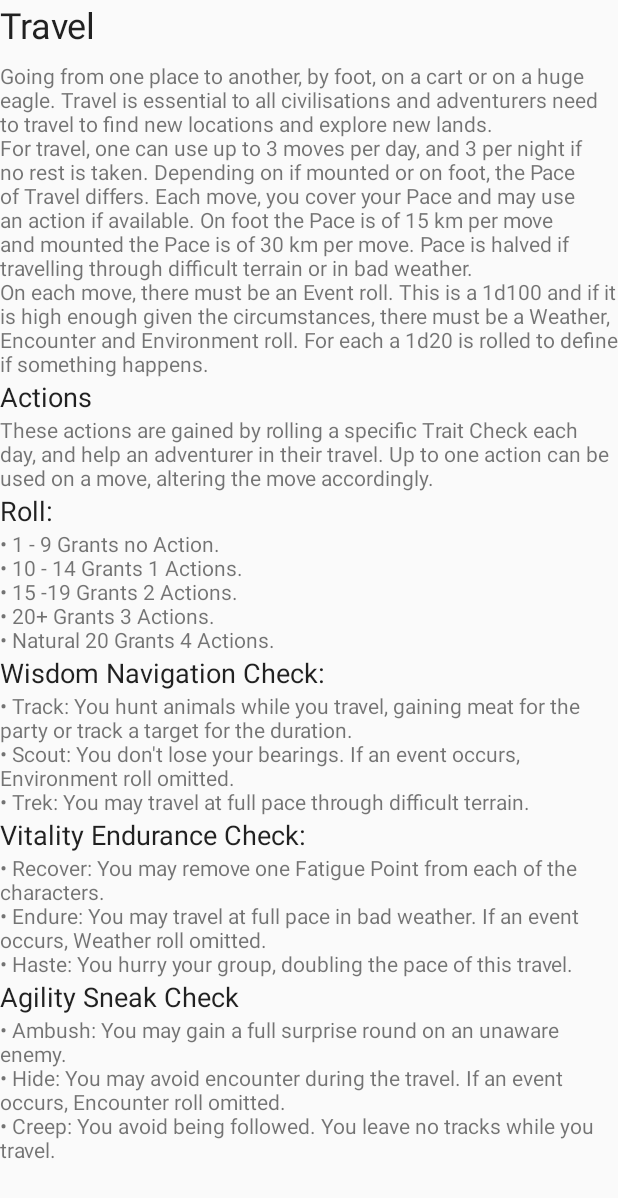
After one commit to FcoAlvarez91/App_Movil_LOT5, an Android app: the fragment StatsRulesFragment shown on its own in the app's theme, on a phone screen of 412 x 824 dp. The commit adds this screen. Shown: the top 1198 px of the screen. Run offline under Robolectric (Android 15) with nearby library versions, the phone set to English and light mode, and no system bars.

```diff
--- a/app/src/main/java/montero/app_movil_lot5/MainActivity.java
+++ b/app/src/main/java/montero/app_movil_lot5/MainActivity.java
@@ -10,6 +10,8 @@ import android.support.v7.app.AppCompatActivity;
 import android.support.v7.widget.Toolbar;
 import android.view.MenuItem;
 
+import java.lang.Character;
+
 import montero.app_movil_lot5.fragments.RollingRulesFragment;
 import montero.app_movil_lot5.fragments.HomeFragment;
 import montero.app_movil_lot5.fragments.TravelRulesFragment;
@@ -17,6 +19,7 @@ import montero.app_movil_lot5.fragments.TravelRulesFragment;
 public class MainActivity extends AppCompatActivity {
 
     private DrawerLayout mDrawerLayout;
+    public Character pc;
 
     @Override
     protected void onCreate(Bundle savedInstanceState) {
--- /dev/null
+++ b/app/src/main/java/montero/app_movil_lot5/fragments/StatsRulesFragment.java
@@ -0,0 +1,31 @@
+package montero.app_movil_lot5.fragments;
+
+
+import android.os.Bundle;
+import android.support.v4.app.Fragment;
+import android.view.LayoutInflater;
+import android.view.View;
+import android.view.ViewGroup;
+
+import montero.app_movil_lot5.R;
+
+
+/**
+ * A simple {@link Fragment} subclass.
+ */
+public class StatsRulesFragment extends Fragment {
+
+
+    public StatsRulesFragment() {
+        // Required empty public constructor
+    }
+
+
+    @Override
+    public View onCreateView(LayoutInflater inflater, ViewGroup container,
+                             Bundle savedInstanceState) {
+        // Inflate the layout for this fragment
+        return inflater.inflate(R.layout.fragment_stats_rules, container, false);
+    }
+
+}
--- /dev/null
+++ b/app/src/main/res/layout/fragment_stats_rules.xml
@@ -0,0 +1,110 @@
+<?xml version="1.0" encoding="utf-8"?>
+<android.support.constraint.ConstraintLayout xmlns:android="http://schemas.android.com/apk/res/android"
+    xmlns:app="http://schemas.android.com/apk/res-auto"
+    xmlns:tools="http://schemas.android.com/tools"
+    android:layout_width="match_parent"
+    android:layout_height="match_parent"
+    tools:context=".fragments.StatsRulesFragment">
+
+    <TextView
+        android:id="@+id/textView5"
+        android:layout_width="match_parent"
+        android:layout_height="wrap_content"
+        android:text="Travel"
+        android:textAppearance="@style/TextAppearance.AppCompat.Headline"
+        app:layout_constraintTop_toTopOf="parent" />
+
+    <ScrollView
+        android:layout_width="match_parent"
+        android:layout_height="0dp"
+        android:layout_marginTop="8dp"
+        app:layout_constraintBottom_toBottomOf="parent"
+        app:layout_constraintEnd_toEndOf="parent"
+        app:layout_constraintStart_toStartOf="parent"
+        app:layout_constraintTop_toBottomOf="@+id/textView5">
+
+        <LinearLayout
+            android:layout_width="match_parent"
+            android:layout_height="wrap_content"
+            android:orientation="vertical">
+
+            <TextView
+                android:id="@+id/textView3"
+                android:layout_width="match_parent"
+                android:layout_height="wrap_content"
+                android:text="@string/Travel_Intro" />
+
+            <TextView
+                android:id="@+id/textView2"
+                android:layout_width="match_parent"
+                android:layout_height="wrap_content"
+                android:text="Actions"
+                android:textAppearance="@style/TextAppearance.AppCompat.Headline"
+                android:textSize="18sp" />
+
+            <TextView
+                android:id="@+id/textView4"
+                android:layout_width="match_parent"
+                android:layout_height="wrap_content"
+                android:text="@string/Actions_Intro" />
+
+            <TextView
+                android:id="@+id/textView6"
+                android:layout_width="match_parent"
+                android:layout_height="wrap_content"
+                android:text="Roll:"
+                android:textAppearance="@style/TextAppearance.AppCompat.Headline"
+                android:textSize="18sp" />
+
+            <TextView
+                android:id="@+id/textView7"
+                android:layout_width="match_parent"
+                android:layout_height="wrap_content"
+                android:text="@string/Roll_Effect" />
+
+            <TextView
+                android:id="@+id/textView8"
+                android:layout_width="match_parent"
+                android:layout_height="wrap_content"
+                android:text="Wisdom Navigation Check:"
+                android:textAppearance="@style/TextAppearance.AppCompat.Headline"
+                android:textSize="18sp" />
+
+            <TextView
+                android:id="@+id/textView9"
+                android:layout_width="match_parent"
+                android:layout_height="wrap_content"
+                android:text="@string/Wis_Nav_Check" />
+
+            <TextView
+                android:id="@+id/textView10"
+                android:layout_width="match_parent"
+                android:layout_height="wrap_content"
+                android:text="Vitality Endurance Check:"
+                android:textAppearance="@style/TextAppearance.AppCompat.Headline"
+                android:textSize="18sp" />
+
+            <TextView
+                android:id="@+id/textView11"
+                android:layout_width="match_parent"
+                android:layout_height="wrap_content"
+                android:text="@string/Vit_Endurance_Check" />
+
+            <TextView
+                android:id="@+id/textView12"
+                android:layout_width="match_parent"
+                android:layout_height="wrap_content"
+                android:text="Agility Sneak Check"
+                android:textAppearance="@style/TextAppearance.AppCompat.Headline"
+                android:textSize="18sp" />
+
+            <TextView
+                android:id="@+id/textView13"
+                android:layout_width="match_parent"
+                android:layout_height="wrap_content"
+                android:text="@string/Agi_Sneak_Check" />
+
+        </LinearLayout>
+    </ScrollView>
+
+</android.support.constraint.ConstraintLayout>
--- a/build.gradle
+++ b/build.gradle
@@ -7,7 +7,7 @@ buildscript {
         jcenter()
     }
     dependencies {
-        classpath 'com.android.tools.build:gradle:3.1.2'
+        classpath 'com.android.tools.build:gradle:3.1.3'
 
 
         // NOTE: Do not place your application dependencies here; they belong
```
Also changed, not shown: app/src/main/java/montero/app_movil_lot5/Character.java (+100 -4 lines).
